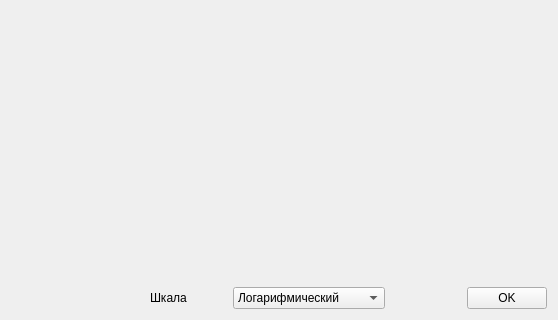
Qt form src/ui/spectrum.ui (BigSickMind/frequency-analysis) before a commit; both pictures show x 242 to 800 and y 280 to 600 of the 800 by 600 pixel window.
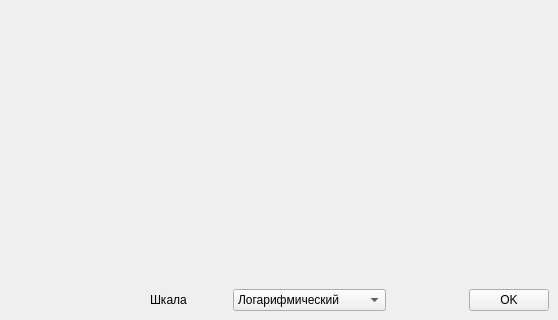
The same form after that commit. Icons and pictures are not drawn.

What changed in the file:
```diff
--- a/src/ui/spectrum.ui
+++ b/src/ui/spectrum.ui
@@ -1,10 +1,7 @@
 <?xml version="1.0" encoding="UTF-8"?>
 <ui version="4.0">
  <class>FrameSpectrum</class>
- <widget class="QWidget" name="FrameSpectrum">
-  <property name="windowModality">
-   <enum>Qt::ApplicationModal</enum>
-  </property>
+ <widget class="QMainWindow" name="FrameSpectrum">
   <property name="geometry">
    <rect>
     <x>0</x>
@@ -26,6 +23,7 @@
    <iconset>
     <normaloff>../icons/spectrum.png</normaloff>../icons/spectrum.png</iconset>
   </property>
+  <widget class="QWidget" name="centralwidget">
   <layout class="QVBoxLayout" name="verticalLayout" stretch="12,1">
    <item>
     <layout class="QVBoxLayout" name="imageLayout">
@@ -113,6 +111,7 @@
     </layout>
    </item>
   </layout>
+  </widget>
  </widget>
  <resources/>
  <connections/>
```
Lines whose indentation alone changed are shown as unchanged.
